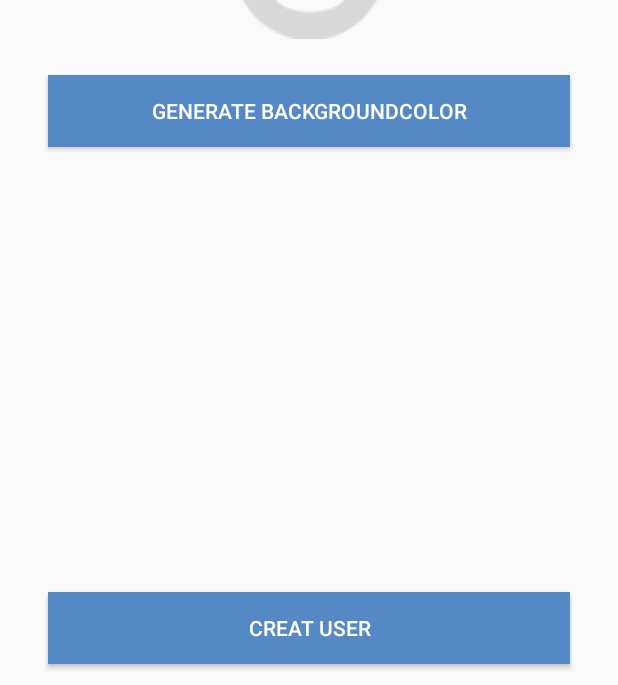
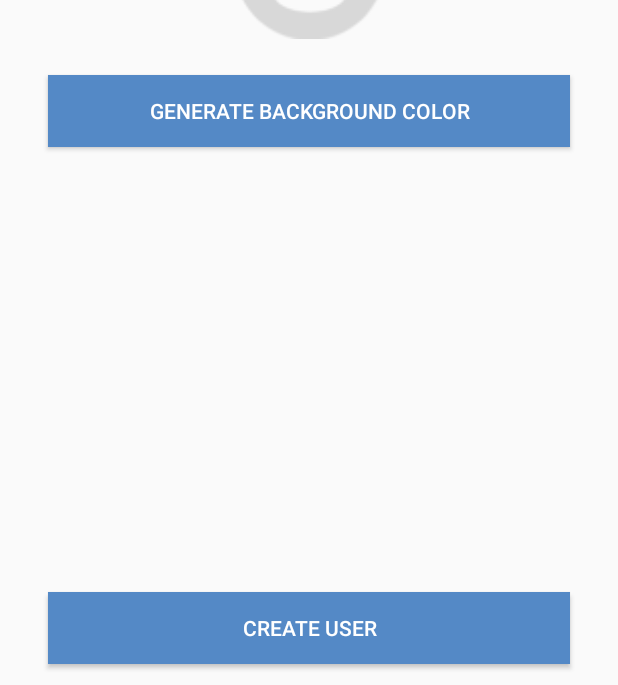
Before and after one commit to togahepi/Smash, an Android app: the LoginActivity screen opened directly, with no data from a screen before it, after a tap on "SIGN UP HERE", on a phone screen of 412 x 824 dp. Shown: the part 548-1233 px from the top of the screen. Run offline under Robolectric (Android 15) with nearby library versions, the phone set to English and light mode, and no system bars.

```diff
--- a/app/src/main/AndroidManifest.xml
+++ b/app/src/main/AndroidManifest.xml
@@ -9,7 +9,7 @@
             android:label="@string/app_name"
             android:supportsRtl="true"
             android:theme="@style/AppTheme">
-        <activity android:name=".Controller.CreateUserData">
+        <activity android:name=".Controller.CreateUserActivity">
         </activity>
         <activity android:name=".Controller.LoginActivity">
         </activity>
--- a/app/src/main/java/com/example/togahepi/smack/Controller/LoginActivity.kt
+++ b/app/src/main/java/com/example/togahepi/smack/Controller/LoginActivity.kt
@@ -13,12 +13,13 @@ class LoginActivity : AppCompatActivity() {
         setContentView(R.layout.activity_login)
     }
 
-    fun loginCreateUserBtnClicked(view: View) {
-        val createUserIntent = Intent(this, CreateUserData:: class.java)
-        startActivity(createUserIntent)
-    }
-
     fun loginLoginBtnClicked(view: View) {
 
     }
+
+    fun loginCreateUserBtnClicked(view: View) {
+        val createUserIntent = Intent(this, CreateUserActivity::class.java)
+        startActivity(createUserIntent)
+        finish()
+    }
 }
--- a/app/src/main/java/com/example/togahepi/smack/Utilities/Constants.kt
+++ b/app/src/main/java/com/example/togahepi/smack/Utilities/Constants.kt
@@ -4,7 +4,7 @@ const val BASE_URL = "https://chemgiochembao.herokuapp.com/v1/"
 //const val BASE_URL = "http://10.0.2.2:3005/v1/"
 const val URL_REGISTER = "${BASE_URL}account/register"
 const val URL_LOGIN = "${BASE_URL}account/login"
-const val URL_CREAT_USER = "${BASE_URL}user/add"
+const val URL_CREATE_USER = "${BASE_URL}user/add"
 
-//Broadcast constants
+// Broadcast Constants
 const val BROADCAST_USER_DATA_CHANGE = "BROADCAST_USER_DATA_CHANGE"
--- /dev/null
+++ b/app/src/main/res/layout/activity_create_user.xml
@@ -0,0 +1,126 @@
+<?xml version="1.0" encoding="utf-8"?>
+<android.support.constraint.ConstraintLayout xmlns:android="http://schemas.android.com/apk/res/android"
+                                             xmlns:app="http://schemas.android.com/apk/res-auto"
+                                             xmlns:tools="http://schemas.android.com/tools"
+                                             android:layout_width="match_parent"
+                                             android:layout_height="match_parent"
+                                             tools:context="com.example.togahepi.smack.Controller.CreateUserActivity">
+
+    <EditText
+            android:id="@+id/createUserNameText"
+            android:layout_width="0dp"
+            android:layout_height="wrap_content"
+            android:layout_marginEnd="32dp"
+            android:layout_marginStart="32dp"
+            android:layout_marginTop="32dp"
+            android:ems="10"
+            android:hint="user name"
+            android:inputType="textPersonName"
+            android:textColor="@android:color/darker_gray"
+            app:layout_constraintEnd_toEndOf="parent"
+            app:layout_constraintHorizontal_bias="0.5"
+            app:layout_constraintStart_toStartOf="parent"
+            app:layout_constraintTop_toTopOf="parent"
+            tools:layout_editor_absoluteX="84dp" />
+
+    <EditText
+            android:id="@+id/createEmailText"
+            android:layout_width="0dp"
+            android:layout_height="wrap_content"
+            android:layout_marginEnd="32dp"
+            android:layout_marginStart="32dp"
+            android:layout_marginTop="8dp"
+            android:ems="10"
+            android:hint="email"
+            android:inputType="textPersonName"
+            android:textColor="@android:color/darker_gray"
+            app:layout_constraintEnd_toEndOf="parent"
+            app:layout_constraintHorizontal_bias="0.6"
+            app:layout_constraintStart_toStartOf="parent"
+            app:layout_constraintTop_toBottomOf="@+id/createUserNameText"
+            tools:layout_editor_absoluteX="84dp" />
+
+    <EditText
+            android:id="@+id/createPasswordText"
+            android:layout_width="0dp"
+            android:layout_height="wrap_content"
+            android:layout_marginEnd="32dp"
+            android:layout_marginStart="32dp"
+            android:layout_marginTop="8dp"
+            android:ems="10"
+            android:hint="password"
+            android:inputType="textPassword"
+            android:textColor="@android:color/darker_gray"
+            app:layout_constraintEnd_toEndOf="parent"
+            app:layout_constraintHorizontal_bias="0.5"
+            app:layout_constraintStart_toStartOf="parent"
+            app:layout_constraintTop_toBottomOf="@+id/createEmailText"
+            tools:layout_editor_absoluteX="84dp" />
+
+    <TextView
+            android:id="@+id/textView2"
+            android:layout_width="wrap_content"
+            android:layout_height="wrap_content"
+            android:layout_marginTop="24dp"
+            android:text="Tap to generate user avatar"
+            app:layout_constraintEnd_toEndOf="parent"
+            app:layout_constraintHorizontal_bias="0.5"
+            app:layout_constraintStart_toStartOf="parent"
+            app:layout_constraintTop_toBottomOf="@+id/createPasswordText" />
+
+    <ImageView
+            android:id="@+id/createAvatarImageView"
+            android:layout_width="100dp"
+            android:layout_height="100dp"
+            android:layout_marginTop="8dp"
+            android:onClick="generateUserAvatar"
+            app:layout_constraintEnd_toEndOf="parent"
+            app:layout_constraintHorizontal_bias="0.5"
+            app:layout_constraintStart_toStartOf="parent"
+            app:layout_constraintTop_toBottomOf="@+id/textView2"
+            app:srcCompat="@drawable/profiledefault" />
+
+    <Button
+            android:id="@+id/backgroundColorBtn"
+            android:layout_width="0dp"
+            android:layout_height="wrap_content"
+            android:layout_marginEnd="32dp"
+            android:layout_marginStart="32dp"
+            android:layout_marginTop="24dp"
+            android:background="@color/colorPrimary"
+            android:onClick="generateColorClicked"
+            android:text="generate background color"
+            android:textColor="@android:color/white"
+            app:layout_constraintEnd_toEndOf="parent"
+            app:layout_constraintHorizontal_bias="0.5"
+            app:layout_constraintStart_toStartOf="parent"
+            app:layout_constraintTop_toBottomOf="@+id/createAvatarImageView" />
+
+    <Button
+            android:id="@+id/createUserBtn"
+            android:layout_width="0dp"
+            android:layout_height="wrap_content"
+            android:layout_marginStart="32dp"
+            android:layout_marginEnd="32dp"
+            android:layout_marginBottom="16dp"
+            android:background="@color/colorPrimary"
+            android:onClick="createUserClicked"
+            android:text="create user"
+            android:textColor="@android:color/white"
+            app:layout_constraintBottom_toBottomOf="parent"
+            app:layout_constraintEnd_toEndOf="parent"
+            app:layout_constraintHorizontal_bias="0.0"
+            app:layout_constraintStart_toStartOf="parent" />
+
+    <ProgressBar
+            android:id="@+id/createSpinner"
+            style="?android:attr/progressBarStyle"
+            android:layout_width="wrap_content"
+            android:layout_height="wrap_content"
+            android:layout_marginBottom="8dp"
+            android:layout_marginEnd="8dp"
+            android:layout_marginStart="8dp"
+            app:layout_constraintBottom_toTopOf="@+id/textView2"
+            app:layout_constraintEnd_toEndOf="parent"
+            app:layout_constraintStart_toStartOf="parent" />
+</android.support.constraint.ConstraintLayout>
--- a/app/src/main/res/layout/activity_create_user_data.xml
+++ /dev/null
@@ -1,82 +0,0 @@
-<?xml version="1.0" encoding="utf-8"?>
-<android.support.constraint.ConstraintLayout
-        xmlns:android="http://schemas.android.com/apk/res/android"
-        xmlns:tools="http://schemas.android.com/tools"
-        xmlns:app="http://schemas.android.com/apk/res-auto"
-        android:layout_width="match_parent"
-        android:layout_height="match_parent"
-        tools:context=".Controller.CreateUserData">
-
-    <EditText
-            android:layout_width="0dp"
-            android:layout_height="wrap_content"
-            android:inputType="textPersonName"
-            android:ems="10"
-            android:id="@+id/createUserNameText" android:layout_marginTop="32dp"
-            app:layout_constraintTop_toTopOf="parent" app:layout_constraintEnd_toEndOf="parent"
-            app:layout_constraintStart_toStartOf="parent" app:layout_constraintHorizontal_bias="0.5"
-            android:hint="user name" android:layout_marginEnd="32dp" android:layout_marginStart="32dp"
-            android:textColor="@android:color/darker_gray"/>
-    <EditText
-            android:layout_width="0dp"
-            android:layout_height="wrap_content"
-            android:inputType="textPersonName"
-            android:ems="10"
-            android:id="@+id/createEmailText" android:layout_marginTop="8dp"
-            app:layout_constraintTop_toBottomOf="@+id/createUserNameText" app:layout_constraintStart_toStartOf="parent"
-            app:layout_constraintHorizontal_bias="0.5" app:layout_constraintEnd_toEndOf="parent"
-            android:hint="email" android:layout_marginStart="32dp" android:layout_marginEnd="32dp"
-            android:textColor="@android:color/darker_gray"/>
-    <EditText
-            android:layout_width="0dp"
-            android:layout_height="wrap_content"
-            android:inputType="textPassword"
-            android:ems="10"
-            android:id="@+id/createPasswordText" android:layout_marginTop="8dp"
-            app:layout_constraintTop_toBottomOf="@+id/createEmailText" app:layout_constraintStart_toStartOf="parent"
-            app:layout_constraintHorizontal_bias="0.5" app:layout_constraintEnd_toEndOf="parent"
-            android:hint="password" android:layout_marginStart="32dp" android:layout_marginEnd="32dp"
-            android:textColor="@android:color/darker_gray"/>
-    <TextView
-            android:text="Tap to generate user avatar"
-            android:layout_width="wrap_content"
-            android:layout_height="wrap_content"
-            android:id="@+id/textView4" android:textAlignment="center" app:layout_constraintEnd_toEndOf="parent"
-            app:layout_constraintStart_toStartOf="parent"
-            app:layout_constraintTop_toBottomOf="@+id/createPasswordText"
-            android:layout_marginTop="24dp"/>
-    <ImageView
-            android:layout_width="100dp"
-            android:layout_height="100dp" app:srcCompat="@drawable/profiledefault"
-            android:id="@+id/createAvatarImageView"
-            app:layout_constraintTop_toBottomOf="@+id/textView4" app:layout_constraintStart_toStartOf="parent"
-            android:layout_marginStart="8dp" app:layout_constraintEnd_toEndOf="parent" android:layout_marginEnd="8dp"
-            app:layout_constraintHorizontal_bias="0.5" android:layout_marginTop="8dp"
-            android:onClick="generateUserAvatar"/>
-    <Button
-            android:text="Generate BackgroundColor"
-            android:layout_width="0dp"
-            android:layout_height="wrap_content"
-            android:id="@+id/backgroundColorBtn" app:layout_constraintStart_toStartOf="parent"
-            app:layout_constraintHorizontal_bias="0.5" app:layout_constraintEnd_toEndOf="parent"
-            android:layout_marginTop="24dp" app:layout_constraintTop_toBottomOf="@+id/createAvatarImageView"
-            android:layout_marginStart="32dp" android:layout_marginEnd="32dp" android:background="@color/colorPrimary"
-            android:textColor="@android:color/white" android:onClick="generateColorClicked"/>
-    <Button
-            android:text="Creat User"
-            android:layout_width="0dp"
-            android:layout_height="wrap_content"
-            app:layout_constraintStart_toStartOf="parent"
-            app:layout_constraintHorizontal_bias="0.5" app:layout_constraintEnd_toEndOf="parent"
-            android:layout_marginBottom="16dp" app:layout_constraintBottom_toBottomOf="parent"
-            android:layout_marginStart="32dp" android:layout_marginEnd="32dp" android:textColor="@android:color/white"
-            android:background="@color/colorPrimary" android:id="@+id/createUserBtn"
-            android:onClick="createUserClicked"/>
-    <ProgressBar
-            style="?android:attr/progressBarStyle"
-            android:layout_width="wrap_content"
-            android:layout_height="wrap_content"
-            tools:layout_editor_absoluteY="147dp" android:id="@+id/createSpinner"
-            app:layout_constraintEnd_toEndOf="parent" android:layout_marginEnd="8dp"
-            app:layout_constraintStart_toStartOf="parent" android:layout_marginStart="8dp"/>
-</android.support.constraint.ConstraintLayout>
```
Also changed, not shown: app/src/main/java/com/example/togahepi/smack/Controller/CreateUserActivity.kt (+24 -29 lines), app/src/main/java/com/example/togahepi/smack/Controller/MainActivity.kt (+54 -15 lines), app/src/main/java/com/example/togahepi/smack/Services/AuthService.kt (+41 -19 lines), app/src/main/java/com/example/togahepi/smack/Services/UserDataService.kt (+39 -0 lines), app/src/main/res/layout/activity_login.xml (+57 -34 lines), app/src/main/res/layout/activity_main.xml (+14 -9 lines), app/src/main/res/layout/app_bar_main.xml (+9 -10 lines), app/src/main/res/layout/content_main.xml (+45 -28 lines), app/src/main/res/layout/nav_header_main.xml (+50 -31 lines).
